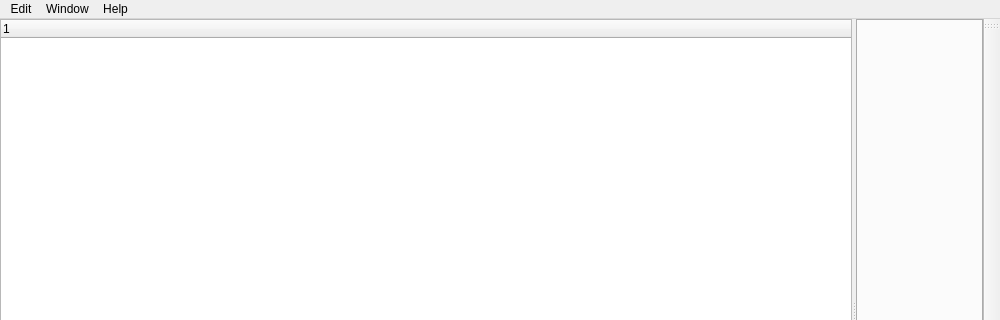
First picture: the form in appli/grapher/ud/grapher.ui, repository snaress/studio, before the edit; both pictures show x 0 to 1000 and y 0 to 320 of the 1000 by 600 pixel window.
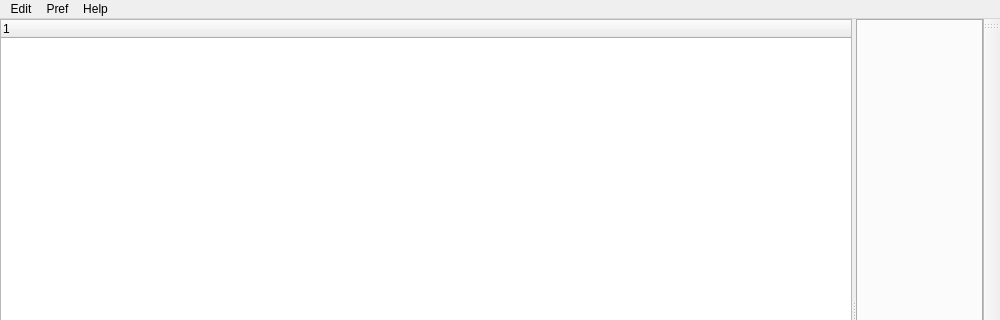
Second picture: the form after the edit.

Commit message: grapher: Change connection plug

What changed in the file:
```diff
--- a/appli/grapher/ud/grapher.ui
+++ b/appli/grapher/ud/grapher.ui
@@ -57,9 +57,9 @@
      <height>21</height>
     </rect>
    </property>
-   <widget class="QMenu" name="mWindow">
+   <widget class="QMenu" name="mPref">
     <property name="title">
-     <string>Window</string>
+     <string>Pref</string>
     </property>
     <widget class="QMenu" name="mToolsBarOrientation">
      <property name="title">
@@ -85,7 +85,7 @@
     <addaction name="miConnectNodes"/>
    </widget>
    <addaction name="mEdit"/>
-   <addaction name="mWindow"/>
+   <addaction name="mPref"/>
    <addaction name="mHelp"/>
   </widget>
   <widget class="QToolBar" name="tbTools">
```
Left out of the diff: 55 changed lines with no effect on the pictures. The commit also changes 17 other files.
